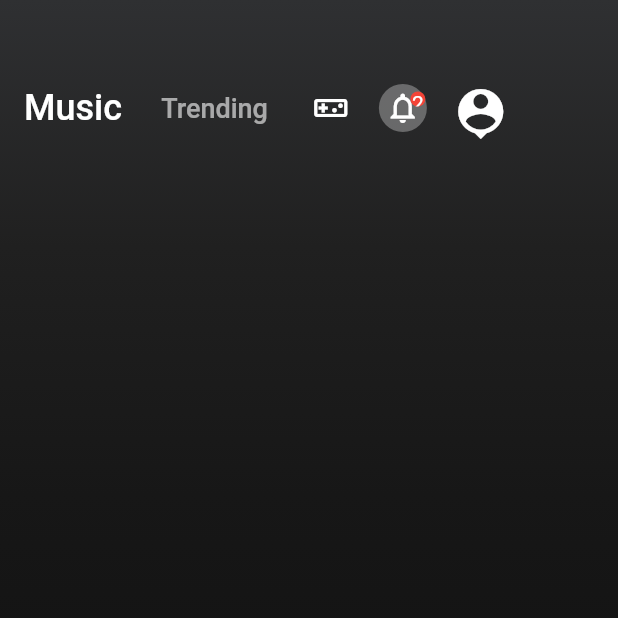
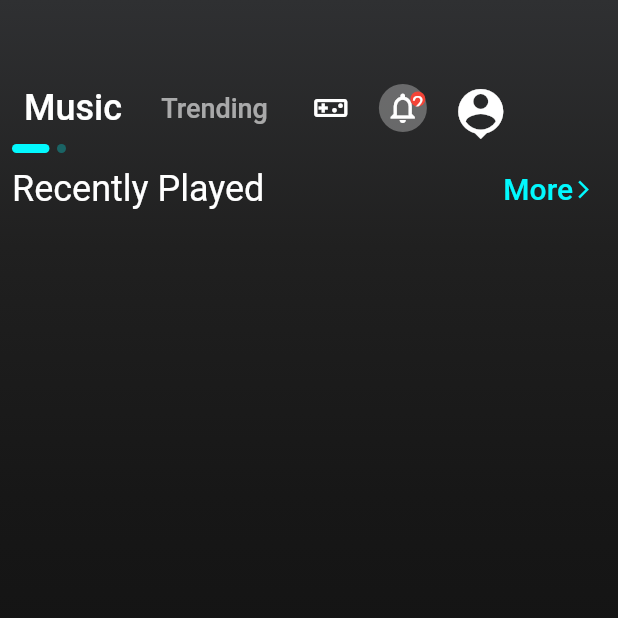
Before and after one commit to Galzysoft/ui-pratical, a Flutter app: the screen it shows after launch, on a phone screen of 412 x 824 dp, the top half of it. Run offline on Flutter 3.47's test engine with Material 2 defaults, Android fonts, the phone set to English and light mode, and no system bars; our stand-ins replace get, google_fonts; Roboto replaces fonts that are missing (Aladin).

Commit message:
updated method and tab

```diff
--- a/lib/pages/atlanta.dart
+++ b/lib/pages/atlanta.dart
@@ -11,9 +11,22 @@ class _AtlantaState extends State<Atlanta> {
   @override
   Widget build(BuildContext context) {
     return Scaffold(appBar: AppBar(),
-      body: Center(child: InkWell(onTap: () {
-        Navigator.pop(context);
-      },child: Text("shdhdhhd"))),
+      body: Center(child: goTv(context)),
     );
   }
+
+  InkWell goTv(BuildContext context) {
+    return InkWell(onTap: () {
+      Navigator.pop(context);
+    },child: Text("shdhdhhd${binta()}"));
+  }
+
+
+  Widget Garri(){
+    return Container();
+  }
+
+  int  binta(){
+    return 6;
+  }
 }
--- a/lib/pages/my_page/logic.dart
+++ b/lib/pages/my_page/logic.dart
@@ -1,13 +1,93 @@
+import 'package:flutter/material.dart';
 import 'package:get/get.dart';
+import 'package:google_fonts/google_fonts.dart';
 
 class MyPageLogic extends GetxController{
-
+  Color notHiglighed=Color(0xff1A6465);
+  Color higlighed=Color(0xff02F9FE);
   ///obseble
   var ismusic=true.obs;
   bool  get  getMusic{
     return ismusic.value;
 }
-
+  Widget musicTab() {
+    return Row(
+      children: [
+        TextButton(onPressed: () {
+         setMusic = true;
+        }, child: Obx(() {
+          return Text(
+            "Music",
+            style: GoogleFonts.atomicAge(
+                fontSize: getMusic == true ? 24 : 18,
+                color: getMusic == true
+                    ? Colors.white
+                    : Colors.white.withOpacity(0.6)),
+          );
+        })),
+        SizedBox(width: 10),
+        TextButton(onPressed: () {
+        setMusic = false;
+        }, child: Obx(() {
+          return Text(
+            "Trending",
+            style: GoogleFonts.atomicAge(
+                fontSize: getMusic == false ? 24 : 18,
+                color: getMusic == false
+                    ? Colors.white
+                    : Colors.white.withOpacity(0.6)),
+          );
+        })),
+        SizedBox(
+          width: 10,
+        ),
+        Expanded(
+            child: Row(
+              children: [
+                IconButton(
+                    onPressed: () {},
+                    icon:
+                    Icon(Icons.videogame_asset_outlined, color: Colors.white)),
+                IconButton(
+                    onPressed: () {},
+                    icon: Stack(
+                      children: [
+                        CircleAvatar(
+                          backgroundColor: Colors.white30,
+                          child: Padding(
+                            padding: const EdgeInsets.all(2.0),
+                            child: Icon(Icons.notifications_outlined,
+                                color: Colors.white),
+                          ),
+                        ),
+                        Positioned(
+                          top: 5,
+                          right: 1,
+                          child: SizedBox(
+                            height: 10,
+                            width: 10,
+                            child: CircleAvatar(
+                              child: Center(
+                                child: Text(
+                                  "2",
+                                  style:
+                                  TextStyle(color: Colors.white, fontSize: 14),
+                                ),
+                              ),
+                              backgroundColor: Colors.red,
+                            ),
+                          ),
+                        )
+                      ],
+                    )),
+                IconButton(
+                    onPressed: () {},
+                    icon: Icon(Icons.person_pin, size: 40, color: Colors.white)),
+              ],
+            ))
+      ],
+    );
+  }
 // bool getMusicx(){
 //
 //   return ismusic.value;
--- a/lib/pages/my_page/myPage.dart
+++ b/lib/pages/my_page/myPage.dart
@@ -36,85 +36,66 @@ class FirstPage extends StatelessWidget {
             SizedBox(
               height: 40,
             ),
+            logic.musicTab(),
+            Obx(() {
+              return indicators();
+            }),
             Row(
               children: [
-                TextButton(onPressed: () {
-                  logic.setMusic = true;
-
-                }, child: Obx(() {
-                  return Text(
-                    "Music",
-                    style: GoogleFonts.atomicAge(
-                        fontSize: logic.getMusic == true ? 24 : 18,
-                        color: logic.getMusic == true
-                            ? Colors.white
-                            : Colors.white.withOpacity(0.6)),
-                  );
-                })),
-                SizedBox(width: 10),
-                TextButton(onPressed: () {
-                  logic.setMusic = false;
-                }, child: Obx(() {
-                  return Text(
-                    "Trending",
-                    style: GoogleFonts.atomicAge(
-                        fontSize: logic.getMusic == false ? 24 : 18,
-                        color: logic.getMusic == false
-                            ? Colors.white
-                            : Colors.white.withOpacity(0.6)),
-                  );
-                })),
-                SizedBox(
-                  width: 10,
+                Text(
+                  "Recently Played",
+                  style: GoogleFonts.aladin(color: Colors.white, fontSize: 24),
                 ),
-                Expanded(
+             Expanded(child: SizedBox()),
+                TextButton(
+                    onPressed: () {},
                     child: Row(
-                  children: [
-                    IconButton(
-                        onPressed: () {},
-                        icon: Icon(Icons.videogame_asset_outlined,
-                            color: Colors.white)),
-                    IconButton(
-                        onPressed: () {},
-                        icon: Stack(
-                          children: [
-                            CircleAvatar(
-                              backgroundColor: Colors.white30,
-                              child: Padding(
-                                padding: const EdgeInsets.all(2.0),
-                                child: Icon(Icons.notifications_outlined,
-                                    color: Colors.white),
-                              ),
-                            ),
-                            Positioned(top: 5,right: 1,
-                              child: SizedBox(
-                                height: 10,
-                                width: 10,
-                                child: CircleAvatar(
-                                  child: Center(
-                                    child: Text(
-                                      "2",
-                                      style: TextStyle(
-                                          color: Colors.white, fontSize: 14),
-                                    ),
-                                  ),
-                                  backgroundColor: Colors.red,
-                                ),
-                              ),
-                            )
-                          ],
-                        )),
-                    IconButton(
-                        onPressed: () {},
-                        icon: Icon(Icons.person_pin,size: 40,
-                            color: Colors.white)),
-                  ],
-                ))
+                      children: [
+                        Text(
+                          "More",
+                          style: GoogleFonts.aladin(
+                              color: logic.higlighed, fontSize: 20),
+                        ),
+                        Icon(
+                          Icons.arrow_forward_ios_outlined,
+                          size: 14,
+                          color: logic.higlighed,
+                        )
+                      ],
+                    ))
               ],
-            )
+            ),
+            // ListView.builder(itemBuilder: itemBuilder)
           ]),
         ),
       ),
     );
   }
+
+  Row indicators() {
+    return Row(
+      children: [
+        Container(
+          height: 6,
+          width: logic.getMusic == true ? 25 : 6,
+          decoration: BoxDecoration(
+              color:
+                  logic.getMusic == true ? logic.higlighed : logic.notHiglighed,
+              borderRadius: BorderRadius.circular(20)),
+        ),
+        SizedBox(
+          width: 5,
+        ),
+        Container(
+          height: 6,
+          width: logic.getMusic == false ? 25 : 6,
+          decoration: BoxDecoration(
+              color: logic.getMusic == false
+                  ? logic.higlighed
+                  : logic.notHiglighed,
+              borderRadius: BorderRadius.circular(20)),
+        )
+      ],
+    );
+  }
 }
```
